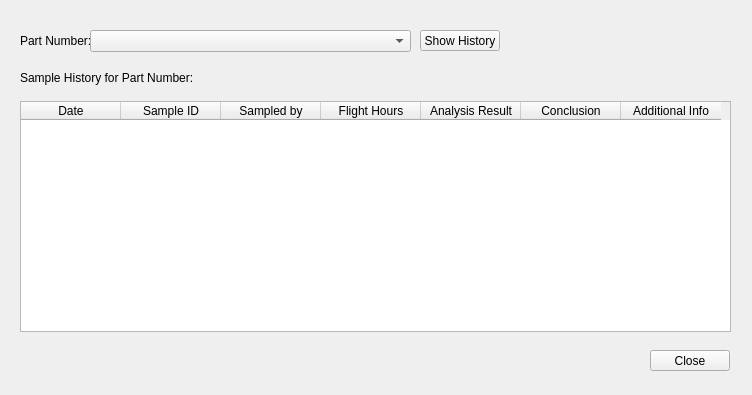
Above: DigiFerro/history.ui from peterooch/DigiFerro before the change. Below: the same form after it.
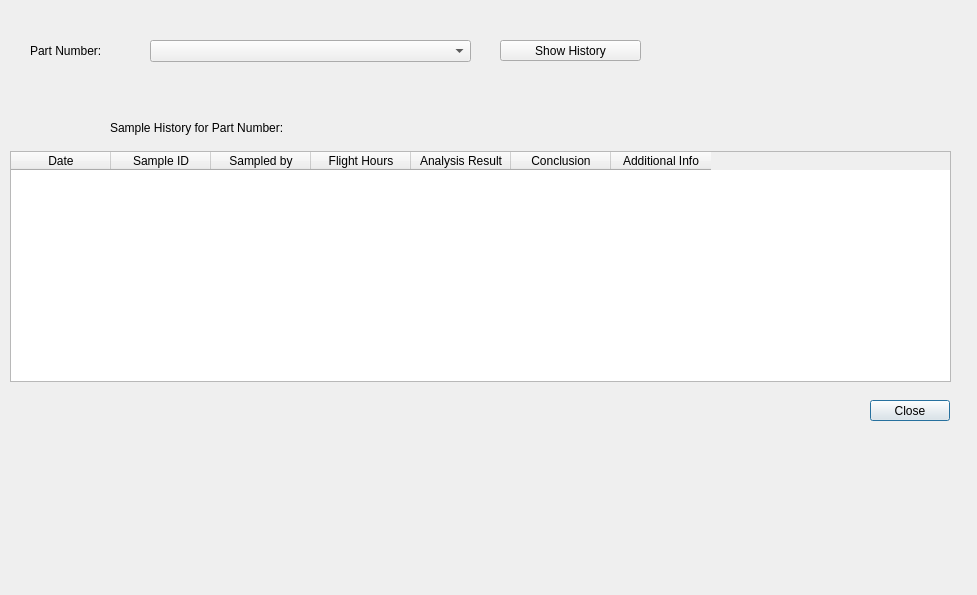
That is the form after the change.

```diff
--- a/DigiFerro/history.ui
+++ b/DigiFerro/history.ui
@@ -1,34 +1,50 @@
 <?xml version="1.0" encoding="UTF-8"?>
 <ui version="4.0">
- <class>Form</class>
- <widget class="QWidget" name="Form">
+ <class>Dialog</class>
+ <widget class="QDialog" name="Dialog">
   <property name="geometry">
    <rect>
     <x>0</x>
     <y>0</y>
-    <width>752</width>
-    <height>395</height>
+    <width>977</width>
+    <height>595</height>
    </rect>
   </property>
   <property name="windowTitle">
-   <string>Form</string>
+   <string>Dialog</string>
   </property>
-  <widget class="QComboBox" name="comboBox">
+  <widget class="QPushButton" name="pushButton">
    <property name="geometry">
     <rect>
-     <x>90</x>
-     <y>30</y>
-     <width>321</width>
-     <height>22</height>
+     <x>870</x>
+     <y>400</y>
+     <width>80</width>
+     <height>21</height>
     </rect>
+   </property>
+   <property name="text">
+    <string>Close</string>
+   </property>
+  </widget>
+  <widget class="QPushButton" name="pushButton_2">
+   <property name="geometry">
+    <rect>
+     <x>500</x>
+     <y>40</y>
+     <width>141</width>
+     <height>21</height>
+    </rect>
+   </property>
+   <property name="text">
+    <string>Show History</string>
    </property>
   </widget>
   <widget class="QLabel" name="label">
    <property name="geometry">
     <rect>
-     <x>20</x>
-     <y>30</y>
-     <width>71</width>
+     <x>30</x>
+     <y>40</y>
+     <width>111</width>
      <height>21</height>
     </rect>
    </property>
@@ -36,12 +52,25 @@
     <string>Part Number:</string>
    </property>
   </widget>
+  <widget class="QLabel" name="label_2">
+   <property name="geometry">
+    <rect>
+     <x>110</x>
+     <y>120</y>
+     <width>251</width>
+     <height>16</height>
+    </rect>
+   </property>
+   <property name="text">
+    <string>Sample History for Part Number:</string>
+   </property>
+  </widget>
   <widget class="QTableWidget" name="tableWidget">
    <property name="geometry">
     <rect>
-     <x>20</x>
-     <y>101</y>
-     <width>711</width>
+     <x>10</x>
+     <y>151</y>
+     <width>941</width>
      <height>231</height>
     </rect>
    </property>
@@ -81,43 +110,14 @@
     </property>
    </column>
   </widget>
-  <widget class="QLabel" name="label_2">
+  <widget class="QComboBox" name="comboBox">
    <property name="geometry">
     <rect>
-     <x>20</x>
-     <y>70</y>
-     <width>211</width>
-     <height>16</height>
+     <x>150</x>
+     <y>40</y>
+     <width>321</width>
+     <height>22</height>
     </rect>
-   </property>
-   <property name="text">
-    <string>Sample History for Part Number:</string>
-   </property>
-  </widget>
-  <widget class="QPushButton" name="pushButton">
-   <property name="geometry">
-    <rect>
-     <x>650</x>
-     <y>350</y>
-     <width>80</width>
-     <height>21</height>
-    </rect>
-   </property>
-   <property name="text">
-    <string>Close</string>
-   </property>
-  </widget>
-  <widget class="QPushButton" name="pushButton_2">
-   <property name="geometry">
-    <rect>
-     <x>420</x>
-     <y>30</y>
-     <width>80</width>
-     <height>21</height>
-    </rect>
-   </property>
-   <property name="text">
-    <string>Show History</string>
    </property>
   </widget>
  </widget>
```
